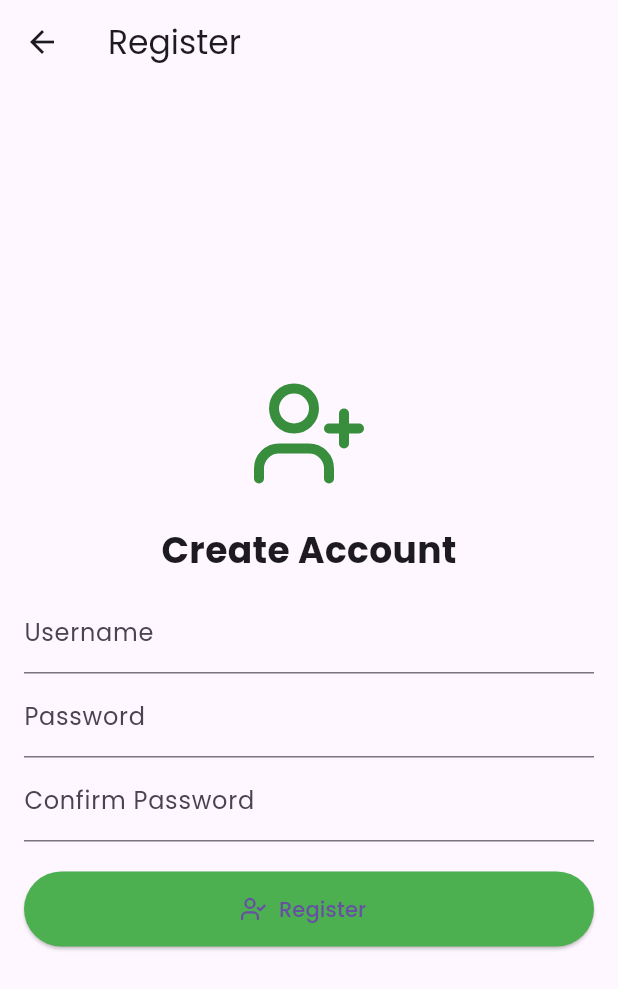
After one commit to lizzdodizz12/GentleCuts, a Flutter app: the screen it shows after launch, after a tap on an icon or button, on a phone screen of 412 x 824 dp. The commit adds this screen. Shown: the top 989 px of the screen. Run offline on Flutter 3.47's test engine with Material 3 defaults, Android fonts, the phone set to English and light mode, and no system bars; our stand-ins replace cloud_firestore, firebase_core, google_fonts, lucide_icons; accounts and stored records are empty.

Commit message:
4th commit

```diff
--- /dev/null
+++ b/firestore.indexes.json
@@ -0,0 +1,4 @@
+{
+  "indexes": [],
+  "fieldOverrides": []
+}
--- /dev/null
+++ b/lib/register_screen.dart
@@ -0,0 +1,120 @@
+import 'package:flutter/material.dart';
+import 'package:google_fonts/google_fonts.dart';
+import 'package:lucide_icons/lucide_icons.dart';
+import 'package:cloud_firestore/cloud_firestore.dart';
+import 'package:firebase_core/firebase_core.dart';
+import 'firebase_options.dart';
+
+class RegisterScreen extends StatefulWidget {
+  @override
+  _RegisterScreenState createState() => _RegisterScreenState();
+}
+
+class _RegisterScreenState extends State<RegisterScreen> {
+  TextEditingController usernameController = TextEditingController();
+  TextEditingController passwordController = TextEditingController();
+  TextEditingController confirmPasswordController = TextEditingController();
+
+  FirebaseFirestore? _firestore;
+
+  @override
+  void initState() {
+    super.initState();
+    _initializeFirebase();
+  }
+
+  Future<void> _initializeFirebase() async {
+    await Firebase.initializeApp(options: DefaultFirebaseOptions.currentPlatform);
+    setState(() {
+      _firestore = FirebaseFirestore.instance;
+    });
+  }
+
+  void _register() async {
+    if (usernameController.text.isEmpty ||
+        passwordController.text.isEmpty ||
+        confirmPasswordController.text.isEmpty) {
+      ScaffoldMessenger.of(context).showSnackBar(
+        SnackBar(content: Text('All fields are required')),
+      );
+      return;
+    }
+
+    if (passwordController.text != confirmPasswordController.text) {
+      ScaffoldMessenger.of(context).showSnackBar(
+        SnackBar(content: Text('Passwords do not match')),
+      );
+      return;
+    }
+
+    if (_firestore == null) {
+      ScaffoldMessenger.of(context).showSnackBar(
+        SnackBar(content: Text('Firebase is not initialized. Please try again.')),
+      );
+      return;
+    }
+
+    try {
+      await _firestore!.collection('users').add({
+        'username': usernameController.text,
+        'password': passwordController.text, // ⚠️ Hash passwords before saving in production
+        'createdAt': FieldValue.serverTimestamp(),
+      });
+
+      ScaffoldMessenger.of(context).showSnackBar(
+        SnackBar(content: Text('Registration Successful!')),
+      );
+
+      Navigator.pop(context);
+    } catch (e) {
+      ScaffoldMessenger.of(context).showSnackBar(
+        SnackBar(content: Text('Error: ${e.toString()}')),
+      );
+    }
+  }
+
+  @override
+  Widget build(BuildContext context) {
+    return Scaffold(
+      appBar: AppBar(title: Text('Register')),
+      body: Padding(
+        padding: const EdgeInsets.all(16.0),
+        child: Center(
+          child: Column(
+            mainAxisSize: MainAxisSize.min,
+            children: [
+              Icon(LucideIcons.userPlus, size: 80, color: Colors.green[700]),
+              SizedBox(height: 20),
+              Text('Create Account', style: TextStyle(fontSize: 24, fontWeight: FontWeight.bold)),
+              SizedBox(height: 10),
+              TextField(
+                controller: usernameController,
+                decoration: InputDecoration(labelText: 'Username'),
+              ),
+              TextField(
+                controller: passwordController,
+                decoration: InputDecoration(labelText: 'Password'),
+                obscureText: true,
+              ),
+              TextField(
+                controller: confirmPasswordController,
+                decoration: InputDecoration(labelText: 'Confirm Password'),
+                obscureText: true,
+              ),
+              SizedBox(height: 20),
+              ElevatedButton.icon(
+                onPressed: _register,
+                icon: Icon(LucideIcons.userCheck),
+                label: Text('Register'),
+                style: ElevatedButton.styleFrom(
+                  backgroundColor: Colors.green,
+                  minimumSize: Size(double.infinity, 50),
+                ),
+              ),
+            ],
+          ),
+        ),
+      ),
+    );
+  }
+}
```
Also changed, not shown: lib/GentleCuts.dart (deleted, +0 -85 lines), lib/home_screen.dart (added, +78 -0 lines), lib/main.dart (+83 -172 lines), firebase.json (added), lib/firebase_options.dart (added), 5 other files.
